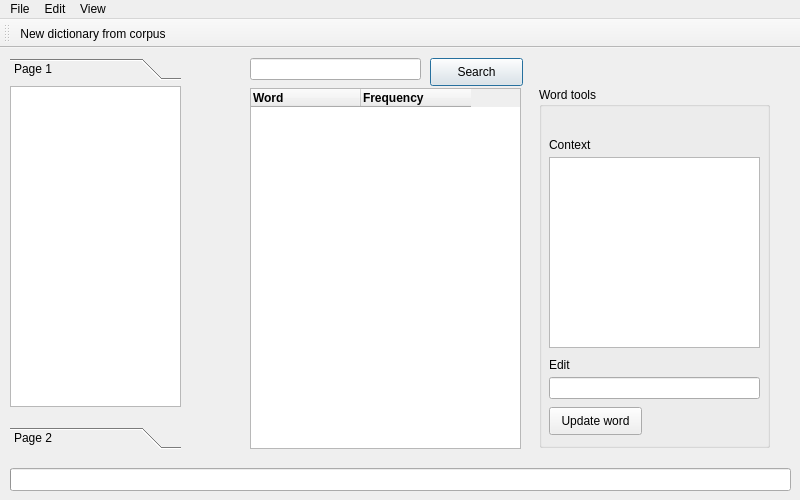
This is App/app_window.ui in vladrrv/BSU-NLP as Qt 5 draws it before an edit. The edited form follows.
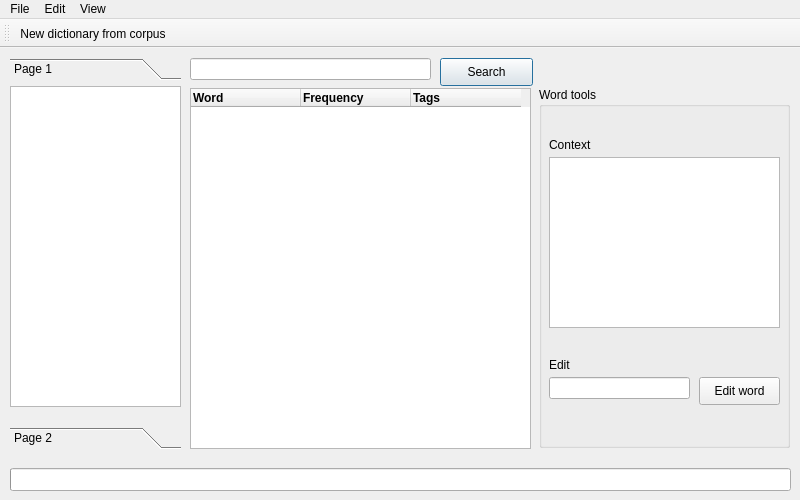
This is the edited form.

Diff of the .ui file:
```diff
--- a/App/app_window.ui
+++ b/App/app_window.ui
@@ -35,9 +35,9 @@
    <widget class="QLineEdit" name="lineEdit">
     <property name="geometry">
      <rect>
-      <x>250</x>
+      <x>190</x>
       <y>10</y>
-      <width>171</width>
+      <width>241</width>
       <height>22</height>
      </rect>
     </property>
@@ -45,7 +45,7 @@
    <widget class="QPushButton" name="searchButton">
     <property name="geometry">
      <rect>
-      <x>430</x>
+      <x>440</x>
       <y>10</y>
       <width>93</width>
       <height>28</height>
@@ -77,9 +77,9 @@
    <widget class="QTableWidget" name="tableWidget">
     <property name="geometry">
      <rect>
-      <x>250</x>
+      <x>190</x>
       <y>40</y>
-      <width>271</width>
+      <width>341</width>
       <height>361</height>
      </rect>
     </property>
@@ -158,6 +158,20 @@
       </color>
      </property>
     </column>
+    <column>
+     <property name="text">
+      <string>Tags</string>
+     </property>
+     <property name="font">
+      <font>
+       <weight>75</weight>
+       <bold>true</bold>
+      </font>
+     </property>
+     <property name="textAlignment">
+      <set>AlignLeading|AlignVCenter</set>
+     </property>
+    </column>
    </widget>
    <widget class="QToolBox" name="toolBox">
     <property name="geometry">
@@ -213,7 +227,7 @@
      <rect>
       <x>539</x>
       <y>39</y>
-      <width>231</width>
+      <width>251</width>
       <height>361</height>
      </rect>
     </property>
@@ -225,8 +239,8 @@
       <rect>
        <x>10</x>
        <y>70</y>
-       <width>211</width>
-       <height>191</height>
+       <width>231</width>
+       <height>171</height>
       </rect>
      </property>
     </widget>
@@ -235,7 +249,7 @@
       <rect>
        <x>10</x>
        <y>290</y>
-       <width>211</width>
+       <width>141</width>
        <height>22</height>
       </rect>
      </property>
@@ -272,14 +286,14 @@
     <widget class="QPushButton" name="pushButton">
      <property name="geometry">
       <rect>
-       <x>10</x>
-       <y>320</y>
-       <width>93</width>
+       <x>160</x>
+       <y>290</y>
+       <width>81</width>
        <height>28</height>
       </rect>
      </property>
      <property name="text">
-      <string>Update word</string>
+      <string>Edit word</string>
      </property>
     </widget>
    </widget>
```
Left out of the diff: 2 changed lines with no effect on the pictures.
